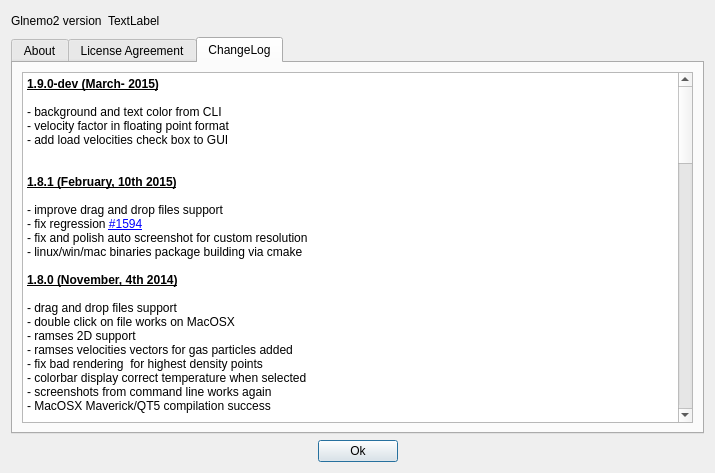
The window that src/formabout.ui (jcldc/glnemo2) describes before a commit, drawn with Qt 5.
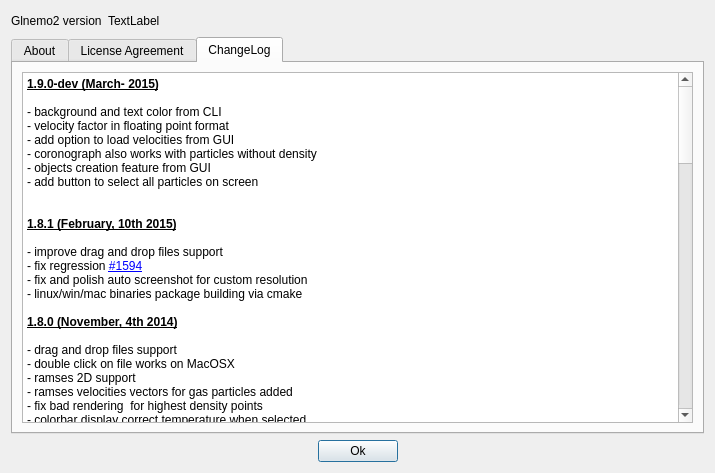
The same window after the commit. Icons and pictures are not drawn.

The edit to the form file:
```diff
--- a/src/formabout.ui
+++ b/src/formabout.ui
@@ -1031,7 +1031,10 @@
 &lt;p style=&quot;-qt-paragraph-type:empty; margin-top:0px; margin-bottom:0px; margin-left:0px; margin-right:0px; -qt-block-indent:0; text-indent:0px; font-weight:600; text-decoration: underline;&quot;&gt;&lt;br /&gt;&lt;/p&gt;
 &lt;p style=&quot; margin-top:0px; margin-bottom:0px; margin-left:0px; margin-right:0px; -qt-block-indent:0; text-indent:0px;&quot;&gt;- background and text color from CLI&lt;/p&gt;
 &lt;p style=&quot; margin-top:0px; margin-bottom:0px; margin-left:0px; margin-right:0px; -qt-block-indent:0; text-indent:0px;&quot;&gt;- velocity factor in floating point format&lt;/p&gt;
-&lt;p style=&quot; margin-top:0px; margin-bottom:0px; margin-left:0px; margin-right:0px; -qt-block-indent:0; text-indent:0px;&quot;&gt;- add load velocities check box to GUI&lt;/p&gt;
+&lt;p style=&quot; margin-top:0px; margin-bottom:0px; margin-left:0px; margin-right:0px; -qt-block-indent:0; text-indent:0px;&quot;&gt;- add option to load velocities from GUI&lt;/p&gt;
+&lt;p style=&quot; margin-top:0px; margin-bottom:0px; margin-left:0px; margin-right:0px; -qt-block-indent:0; text-indent:0px;&quot;&gt;- coronograph also works with particles without density&lt;/p&gt;
+&lt;p style=&quot; margin-top:0px; margin-bottom:0px; margin-left:0px; margin-right:0px; -qt-block-indent:0; text-indent:0px;&quot;&gt;- objects creation feature from GUI&lt;/p&gt;
+&lt;p style=&quot; margin-top:0px; margin-bottom:0px; margin-left:0px; margin-right:0px; -qt-block-indent:0; text-indent:0px;&quot;&gt;- add button to select all particles on screen&lt;/p&gt;
 &lt;p style=&quot;-qt-paragraph-type:empty; margin-top:0px; margin-bottom:0px; margin-left:0px; margin-right:0px; -qt-block-indent:0; text-indent:0px;&quot;&gt;&lt;br /&gt;&lt;/p&gt;
 &lt;p style=&quot;-qt-paragraph-type:empty; margin-top:0px; margin-bottom:0px; margin-left:0px; margin-right:0px; -qt-block-indent:0; text-indent:0px;&quot;&gt;&lt;br /&gt;&lt;/p&gt;
 &lt;p style=&quot; margin-top:0px; margin-bottom:0px; margin-left:0px; margin-right:0px; -qt-block-indent:0; text-indent:0px;&quot;&gt;&lt;span style=&quot; font-weight:600; text-decoration: underline;&quot;&gt;1.8.1 (February, 10th 2015)&lt;/span&gt;&lt;/p&gt;
```
